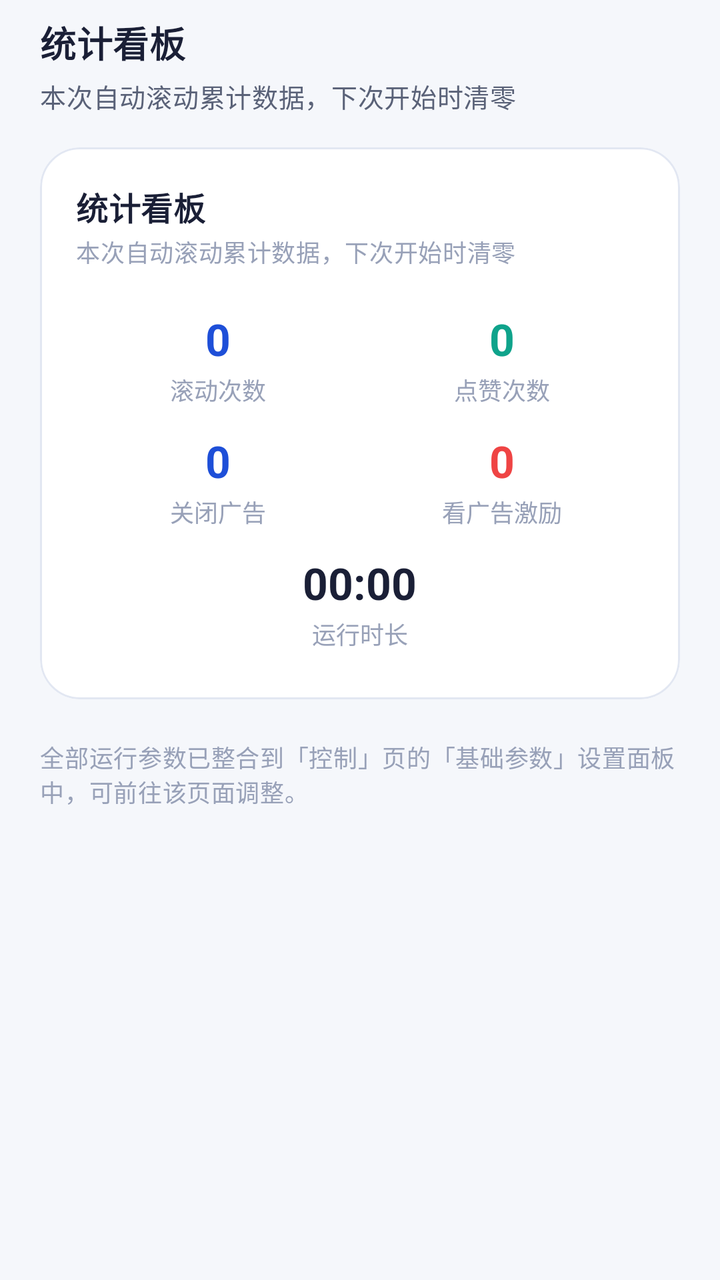
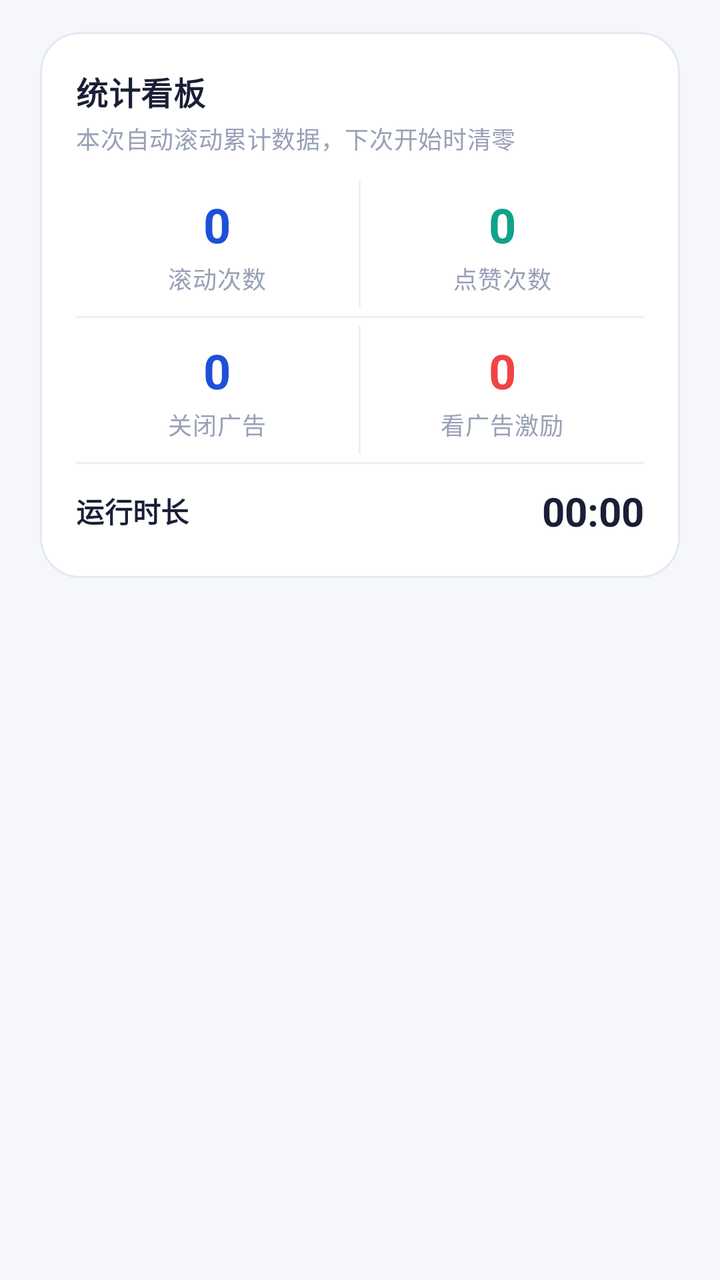

Before-and-after screenshots of an Android layout around one commit, followed by the original layout XML and the change that was made.
<!-- AndroidManifest.xml: application theme Theme.AutoScroll -->
<!-- res/layout/fragment_task.xml -->
<?xml version="1.0" encoding="utf-8"?>
<ScrollView xmlns:android="http://schemas.android.com/apk/res/android"
    xmlns:app="http://schemas.android.com/apk/res-auto"
    android:layout_width="match_parent"
    android:layout_height="match_parent"
    android:fillViewport="true"
    android:background="@color/bg_page">

    <LinearLayout
        android:layout_width="match_parent"
        android:layout_height="wrap_content"
        android:orientation="vertical"
        android:paddingStart="20dp"
        android:paddingEnd="20dp"
        android:paddingTop="8dp"
        android:paddingBottom="36dp">

        <TextView
            android:layout_width="wrap_content"
            android:layout_height="wrap_content"
            android:text="@string/stats_dashboard"
            android:textAppearance="@style/TextAppearance.Title"
            android:textSize="18sp"
            android:layout_marginBottom="4dp" />

        <TextView
            android:layout_width="wrap_content"
            android:layout_height="wrap_content"
            android:text="@string/stats_dashboard_subtitle"
            android:textAppearance="@style/TextAppearance.Body"
            android:textSize="13sp"
            android:layout_marginBottom="@dimen/spacing_medium" />

        
        <com.google.android.material.card.MaterialCardView
            style="@style/AutoScrollCard"
            android:layout_width="match_parent"
            android:layout_height="wrap_content"
            android:layout_marginBottom="@dimen/spacing_medium">

            <LinearLayout
                android:layout_width="match_parent"
                android:layout_height="wrap_content"
                android:orientation="vertical"
                android:padding="18dp">

                <TextView
                    android:layout_width="wrap_content"
                    android:layout_height="wrap_content"
                    android:text="@string/stats_dashboard"
                    android:textAppearance="@style/TextAppearance.Title"
                    android:textSize="16sp" />

                <TextView
                    android:layout_width="wrap_content"
                    android:layout_height="wrap_content"
                    android:layout_marginTop="2dp"
                    android:layout_marginBottom="14dp"
                    android:text="@string/stats_dashboard_subtitle"
                    android:textAppearance="@style/TextAppearance.Body"
                    android:textSize="12sp"
                    android:textColor="@color/text_hint" />

                <LinearLayout
                    android:layout_width="match_parent"
                    android:layout_height="wrap_content"
                    android:orientation="horizontal">

                    <LinearLayout
                        android:layout_width="0dp"
                        android:layout_height="wrap_content"
                        android:layout_weight="1"
                        android:orientation="vertical"
                        android:gravity="center"
                        android:paddingTop="6dp"
                        android:paddingBottom="6dp">

                        <TextView
                            android:id="@+id/tvStatScroll"
                            android:layout_width="wrap_content"
                            android:layout_height="wrap_content"
                            android:text="0"
                            android:textSize="22sp"
                            android:textStyle="bold"
                            android:textColor="@color/purple_700" />

                        <TextView
                            android:layout_width="wrap_content"
                            android:layout_height="wrap_content"
                            android:layout_marginTop="2dp"
                            android:text="@string/stats_scroll"
                            android:textSize="12sp"
                            android:textColor="@color/text_hint" />
                    </LinearLayout>

                    <LinearLayout
                        android:layout_width="0dp"
                        android:layout_height="wrap_content"
                        android:layout_weight="1"
                        android:orientation="vertical"
                        android:gravity="center"
                        android:paddingTop="6dp"
                        android:paddingBottom="6dp">

                        <TextView
                            android:id="@+id/tvStatLike"
                            android:layout_width="wrap_content"
                            android:layout_height="wrap_content"
                            android:text="0"
                            android:textSize="22sp"
                            android:textStyle="bold"
                            android:textColor="@color/teal_700" />

                        <TextView
                            android:layout_width="wrap_content"
                            android:layout_height="wrap_content"
                            android:layout_marginTop="2dp"
                            android:text="@string/stats_like"
                            android:textSize="12sp"
                            android:textColor="@color/text_hint" />
                    </LinearLayout>
                </LinearLayout>

                <LinearLayout
                    android:layout_width="match_parent"
                    android:layout_height="wrap_content"
                    android:orientation="horizontal">

                    <LinearLayout
                        android:layout_width="0dp"
                        android:layout_height="wrap_content"
                        android:layout_weight="1"
                        android:orientation="vertical"
                        android:gravity="center"
                        android:paddingTop="6dp"
                        android:paddingBottom="6dp">

                        <TextView
                            android:id="@+id/tvStatAdBlock"
                            android:layout_width="wrap_content"
                            android:layout_height="wrap_content"
                            android:text="0"
                            android:textSize="22sp"
                            android:textStyle="bold"
                            android:textColor="@color/purple_700" />

                        <TextView
                            android:layout_width="wrap_content"
                            android:layout_height="wrap_content"
                            android:layout_marginTop="2dp"
                            android:text="@string/stats_ad_block"
                            android:textSize="12sp"
                            android:textColor="@color/text_hint" />
                    </LinearLayout>

                    <LinearLayout
                        android:layout_width="0dp"
                        android:layout_height="wrap_content"
                        android:layout_weight="1"
                        android:orientation="vertical"
                        android:gravity="center"
                        android:paddingTop="6dp"
                        android:paddingBottom="6dp">

                        <TextView
                            android:id="@+id/tvStatAdReward"
                            android:layout_width="wrap_content"
                            android:layout_height="wrap_content"
                            android:text="0"
                            android:textSize="22sp"
                            android:textStyle="bold"
                            android:textColor="@color/danger" />

                        <TextView
                            android:layout_width="wrap_content"
                            android:layout_height="wrap_content"
                            android:layout_marginTop="2dp"
                            android:text="@string/stats_ad_reward"
                            android:textSize="12sp"
                            android:textColor="@color/text_hint" />
                    </LinearLayout>
                </LinearLayout>

                <LinearLayout
                    android:layout_width="match_parent"
                    android:layout_height="wrap_content"
                    android:orientation="vertical"
                    android:gravity="center"
                    android:paddingTop="6dp"
                    android:paddingBottom="6dp">

                    <TextView
                        android:id="@+id/tvStatTime"
                        android:layout_width="wrap_content"
                        android:layout_height="wrap_content"
                        android:text="00:00"
                        android:textSize="22sp"
                        android:textStyle="bold"
                        android:textColor="@color/text_primary" />

                    <TextView
                        android:layout_width="wrap_content"
                        android:layout_height="wrap_content"
                        android:layout_marginTop="2dp"
                        android:text="@string/stats_running_time"
                        android:textSize="12sp"
                        android:textColor="@color/text_hint" />
                </LinearLayout>
            </LinearLayout>
        </com.google.android.material.card.MaterialCardView>

        <TextView
            android:layout_width="wrap_content"
            android:layout_height="wrap_content"
            android:layout_marginTop="4dp"
            android:text="@string/task_settings_moved_hint"
            android:textAppearance="@style/TextAppearance.Body"
            android:textSize="12sp"
            android:textColor="@color/text_hint" />

    </LinearLayout>
</ScrollView>
<!-- resources referenced by this layout -->
<resources>
  <color name="bg_page">#F5F7FB</color>
  <color name="danger">#EF4444</color>
  <color name="purple_700">#1E4FD8</color>
  <color name="teal_700">#0FA38B</color>
  <color name="text_hint">#98A1B8</color>
  <color name="text_primary">#1A1F36</color>
  <dimen name="spacing_medium">16dp</dimen>
  <string name="stats_ad_block">关闭广告</string>
  <string name="stats_ad_reward">看广告激励</string>
  <string name="stats_dashboard">统计看板</string>
  <string name="stats_dashboard_subtitle">本次自动滚动累计数据，下次开始时清零</string>
  <string name="stats_like">点赞次数</string>
  <string name="stats_running_time">运行时长</string>
  <string name="stats_scroll">滚动次数</string>
  <string name="task_settings_moved_hint">全部运行参数已整合到「控制」页的「基础参数」设置面板中，可前往该页面调整。</string>
  <style name="AutoScrollCard" parent="Widget.MaterialComponents.CardView">
          <item name="cardCornerRadius">20dp</item>
          <item name="cardElevation">0dp</item>
          <item name="strokeWidth">1dp</item>
          <item name="strokeColor">@color/border</item>
          <item name="cardBackgroundColor">@color/bg_card</item>
          <item name="cardUseCompatPadding">false</item>
      </style>
  <style name="TextAppearance.Body" parent="TextAppearance.MaterialComponents.Body2">
          <item name="android:textColor">@color/text_secondary</item>
          <item name="android:lineSpacingExtra">4dp</item>
      </style>
  <style name="TextAppearance.Title" parent="TextAppearance.MaterialComponents.Subtitle1">
          <item name="android:textColor">@color/text_primary</item>
          <item name="android:textStyle">bold</item>
      </style>
  <style name="Theme.AutoScroll" parent="Theme.MaterialComponents.DayNight.NoActionBar">
          <item name="colorPrimary">@color/purple_500</item>
          <item name="colorPrimaryVariant">@color/purple_700</item>
          <item name="colorOnPrimary">@color/white</item>
          <item name="colorSecondary">@color/teal_700</item>
          <item name="colorSecondaryVariant">@color/teal_700</item>
          <item name="colorOnSecondary">@color/white</item>
          <item name="colorSurface">@color/bg_card</item>
          <item name="colorOnSurface">@color/text_primary</item>
          <item name="android:windowBackground">@color/bg_page</item>
          <item name="android:statusBarColor">@color/bg_page</item>
          <item name="android:windowLightStatusBar" tools:targetApi="m">true</item>
          <item name="materialButtonStyle">@style/AutoScrollButton</item>
          <item name="materialCardViewStyle">@style/AutoScrollCard</item>
      </style>
  <color name="border">#E2E7F2</color>
  <color name="bg_card">#FFFFFF</color>
  <color name="text_secondary">#5A6278</color>
  <color name="purple_500">#2F6BFF</color>
  <color name="white">#FFFFFFFF</color>
  <style name="AutoScrollButton" parent="Widget.MaterialComponents.Button">
          <item name="cornerRadius">16dp</item>
          <item name="android:paddingTop">14dp</item>
          <item name="android:paddingBottom">14dp</item>
          <item name="android:textAppearance">?android:attr/textAppearanceButton</item>
          <item name="android:textSize">15sp</item>
          <item name="android:textStyle">bold</item>
          <item name="elevation">0dp</item>
          <item name="strokeWidth">0dp</item>
          <item name="rippleColor">@android:color/white</item>
      </style>
</resources>

<!-- the commit's change to res/layout/fragment_task.xml (unified diff, before → after) -->
@@ -12,31 +12,14 @@
         android:orientation="vertical"
         android:paddingStart="20dp"
         android:paddingEnd="20dp"
-        android:paddingTop="8dp"
-        android:paddingBottom="36dp">
-
-        <TextView
-            android:layout_width="wrap_content"
-            android:layout_height="wrap_content"
-            android:text="@string/stats_dashboard"
-            android:textAppearance="@style/TextAppearance.Title"
-            android:textSize="18sp"
-            android:layout_marginBottom="4dp" />
-
-        <TextView
-            android:layout_width="wrap_content"
-            android:layout_height="wrap_content"
-            android:text="@string/stats_dashboard_subtitle"
-            android:textAppearance="@style/TextAppearance.Body"
-            android:textSize="13sp"
-            android:layout_marginBottom="@dimen/spacing_medium" />
+        android:paddingTop="16dp"
+        android:paddingBottom="28dp">
 
         
         <com.google.android.material.card.MaterialCardView
             style="@style/AutoScrollCard"
             android:layout_width="match_parent"
-            android:layout_height="wrap_content"
-            android:layout_marginBottom="@dimen/spacing_medium">
+            android:layout_height="wrap_content">
 
             <LinearLayout
                 android:layout_width="match_parent"
@@ -54,13 +37,14 @@
                 <TextView
                     android:layout_width="wrap_content"
                     android:layout_height="wrap_content"
-                    android:layout_marginTop="2dp"
-                    android:layout_marginBottom="14dp"
+                    android:layout_marginTop="3dp"
+                    android:layout_marginBottom="8dp"
                     android:text="@string/stats_dashboard_subtitle"
                     android:textAppearance="@style/TextAppearance.Body"
                     android:textSize="12sp"
                     android:textColor="@color/text_hint" />
 
+                
                 <LinearLayout
                     android:layout_width="match_parent"
                     android:layout_height="wrap_content"
@@ -72,16 +56,15 @@
                         android:layout_weight="1"
                         android:orientation="vertical"
                         android:gravity="center"
-                        android:paddingTop="6dp"
-                        android:paddingBottom="6dp">
+                        android:paddingTop="10dp"
+                        android:paddingBottom="10dp">
 
                         <TextView
                             android:id="@+id/tvStatScroll"
                             android:layout_width="wrap_content"
                             android:layout_height="wrap_content"
                             android:text="0"
-                            android:textSize="22sp"
-                            android:textStyle="bold"
+                            android:textAppearance="@style/TextAppearance.StatValue"
                             android:textColor="@color/purple_700" />
 
                         <TextView
@@ -89,26 +72,31 @@
                             android:layout_height="wrap_content"
                             android:layout_marginTop="2dp"
                             android:text="@string/stats_scroll"
-                            android:textSize="12sp"
-                            android:textColor="@color/text_hint" />
-                    </LinearLayout>
-
-                    <LinearLayout
-                        android:layout_width="0dp"
-                        android:layout_height="wrap_content"
-                        android:layout_weight="1"
-                        android:orientation="vertical"
-                        android:gravity="center"
-                        android:paddingTop="6dp"
-                        android:paddingBottom="6dp">
+                            android:textAppearance="@style/TextAppearance.StatLabel" />
+                    </LinearLayout>
+
+                    <View
+                        android:layout_width="1dp"
+                        android:layout_height="match_parent"
+                        android:layout_marginTop="4dp"
+                        android:layout_marginBottom="4dp"
+                        android:background="@color/divider" />
+
+                    <LinearLayout
+                        android:layout_width="0dp"
+                        android:layout_height="wrap_content"
+                        android:layout_weight="1"
+                        android:orientation="vertical"
+                        android:gravity="center"
+                        android:paddingTop="10dp"
+                        android:paddingBottom="10dp">
 
                         <TextView
                             android:id="@+id/tvStatLike"
                             android:layout_width="wrap_content"
                             android:layout_height="wrap_content"
                             android:text="0"
-                            android:textSize="22sp"
-                            android:textStyle="bold"
+                            android:textAppearance="@style/TextAppearance.StatValue"
                             android:textColor="@color/teal_700" />
 
                         <TextView
@@ -116,11 +104,15 @@
                             android:layout_height="wrap_content"
                             android:layout_marginTop="2dp"
                             android:text="@string/stats_like"
-                            android:textSize="12sp"
-                            android:textColor="@color/text_hint" />
+                            android:textAppearance="@style/TextAppearance.StatLabel" />
                     </LinearLayout>
                 </LinearLayout>
 
+                <View
+                    android:layout_width="match_parent"
+                    android:layout_height="1dp"
+                    android:background="@color/divider" />
+
                 <LinearLayout
                     android:layout_width="match_parent"
                     android:layout_height="wrap_content"
@@ -132,16 +124,15 @@
                         android:layout_weight="1"
                         android:orientation="vertical"
                         android:gravity="center"
-                        android:paddingTop="6dp"
-                        android:paddingBottom="6dp">
+                        android:paddingTop="10dp"
+                        android:paddingBottom="10dp">
 
                         <TextView
                             android:id="@+id/tvStatAdBlock"
                             android:layout_width="wrap_content"
                             android:layout_height="wrap_content"
                             android:text="0"
-                            android:textSize="22sp"
-                            android:textStyle="bold"
+                            android:textAppearance="@style/TextAppearance.StatValue"
                             android:textColor="@color/purple_700" />
 
                         <TextView
@@ -149,26 +140,31 @@
                             android:layout_height="wrap_content"
                             android:layout_marginTop="2dp"
                             android:text="@string/stats_ad_block"
-                            android:textSize="12sp"
-                            android:textColor="@color/text_hint" />
-                    </LinearLayout>
-
-                    <LinearLayout
-                        android:layout_width="0dp"
-                        android:layout_height="wrap_content"
-                        android:layout_weight="1"
-                        android:orientation="vertical"
-                        android:gravity="center"
-                        android:paddingTop="6dp"
-                        android:paddingBottom="6dp">
+                            android:textAppearance="@style/TextAppearance.StatLabel" />
+                    </LinearLayout>
+
+                    <View
+                        android:layout_width="1dp"
+                        android:layout_height="match_parent"
+                        android:layout_marginTop="4dp"
+                        android:layout_marginBottom="4dp"
+                        android:background="@color/divider" />
+
+                    <LinearLayout
+                        android:layout_width="0dp"
+                        android:layout_height="wrap_content"
+                        android:layout_weight="1"
+                        android:orientation="vertical"
+                        android:gravity="center"
+                        android:paddingTop="10dp"
+                        android:paddingBottom="10dp">
 
                         <TextView
                             android:id="@+id/tvStatAdReward"
                             android:layout_width="wrap_content"
                             android:layout_height="wrap_content"
                             android:text="0"
-                            android:textSize="22sp"
-                            android:textStyle="bold"
+                            android:textAppearance="@style/TextAppearance.StatValue"
                             android:textColor="@color/danger" />
 
                         <TextView
@@ -176,47 +172,43 @@
                             android:layout_height="wrap_content"
                             android:layout_marginTop="2dp"
                             android:text="@string/stats_ad_reward"
-                            android:textSize="12sp"
-                            android:textColor="@color/text_hint" />
+                            android:textAppearance="@style/TextAppearance.StatLabel" />
                     </LinearLayout>
                 </LinearLayout>
 
+                <View
+                    android:layout_width="match_parent"
+                    android:layout_height="1dp"
+                    android:background="@color/divider" />
+
+                
                 <LinearLayout
                     android:layout_width="match_parent"
                     android:layout_height="wrap_content"
-                    android:orientation="vertical"
-                    android:gravity="center"
-                    android:paddingTop="6dp"
-                    android:paddingBottom="6dp">
+                    android:orientation="horizontal"
+                    android:gravity="center_vertical"
+                    android:paddingTop="10dp"
+                    android:paddingBottom="2dp">
+
+                    <TextView
+                        android:layout_width="0dp"
+                        android:layout_height="wrap_content"
+                        android:layout_weight="1"
+                        android:text="@string/stats_running_time"
+                        android:textAppearance="@style/TextAppearance.Title"
+                        android:textSize="14sp" />
 
                     <TextView
                         android:id="@+id/tvStatTime"
                         android:layout_width="wrap_content"
                         android:layout_height="wrap_content"
                         android:text="00:00"
-                        android:textSize="22sp"
-                        android:textStyle="bold"
+                        android:textAppearance="@style/TextAppearance.StatValue"
+                        android:textSize="20sp"
                         android:textColor="@color/text_primary" />
-
-                    <TextView
-                        android:layout_width="wrap_content"
-                        android:layout_height="wrap_content"
-                        android:layout_marginTop="2dp"
-                        android:text="@string/stats_running_time"
-                        android:textSize="12sp"
-                        android:textColor="@color/text_hint" />
                 </LinearLayout>
             </LinearLayout>
         </com.google.android.material.card.MaterialCardView>
 
-        <TextView
-            android:layout_width="wrap_content"
-            android:layout_height="wrap_content"
-            android:layout_marginTop="4dp"
-            android:text="@string/task_settings_moved_hint"
-            android:textAppearance="@style/TextAppearance.Body"
-            android:textSize="12sp"
-            android:textColor="@color/text_hint" />
-
     </LinearLayout>
 </ScrollView>
<!-- resource entries referenced after the edit -->
@@ -2,11 +2,11 @@
 <resources>
   <color name="bg_page">#F5F7FB</color>
   <color name="danger">#EF4444</color>
+  <color name="divider">#ECEFF7</color>
   <color name="purple_700">#1E4FD8</color>
   <color name="teal_700">#0FA38B</color>
   <color name="text_hint">#98A1B8</color>
   <color name="text_primary">#1A1F36</color>
-  <dimen name="spacing_medium">16dp</dimen>
   <string name="stats_ad_block">关闭广告</string>
   <string name="stats_ad_reward">看广告激励</string>
   <string name="stats_dashboard">统计看板</string>
@@ -14,7 +14,6 @@
   <string name="stats_like">点赞次数</string>
   <string name="stats_running_time">运行时长</string>
   <string name="stats_scroll">滚动次数</string>
-  <string name="task_settings_moved_hint">全部运行参数已整合到「控制」页的「基础参数」设置面板中，可前往该页面调整。</string>
   <style name="AutoScrollCard" parent="Widget.MaterialComponents.CardView">
           <item name="cardCornerRadius">20dp</item>
           <item name="cardElevation">0dp</item>
@@ -26,6 +25,15 @@
   <style name="TextAppearance.Body" parent="TextAppearance.MaterialComponents.Body2">
           <item name="android:textColor">@color/text_secondary</item>
           <item name="android:lineSpacingExtra">4dp</item>
+      </style>
+  <style name="TextAppearance.StatLabel" parent="TextAppearance.MaterialComponents.Caption">
+          <item name="android:textColor">@color/text_hint</item>
+          <item name="android:textSize">12sp</item>
+      </style>
+  <style name="TextAppearance.StatValue" parent="TextAppearance.MaterialComponents.Headline5">
+          <item name="android:textColor">@color/text_primary</item>
+          <item name="android:textSize">24sp</item>
+          <item name="android:textStyle">bold</item>
       </style>
   <style name="TextAppearance.Title" parent="TextAppearance.MaterialComponents.Subtitle1">
           <item name="android:textColor">@color/text_primary</item>
